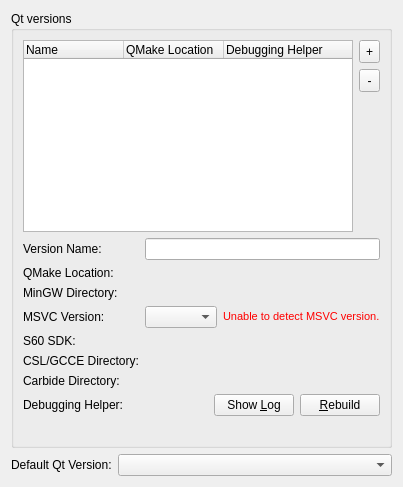
Qt form src/plugins/qt4projectmanager/qtversionmanager.ui (qt-creator/qt-creator) before a commit.
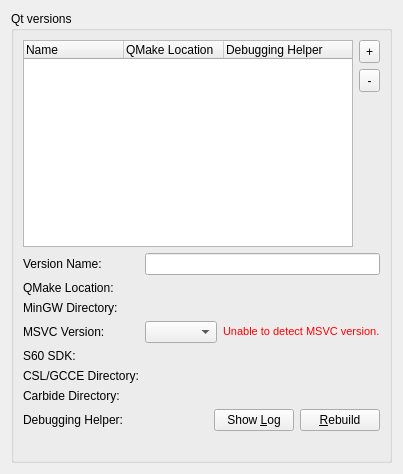
The same form after that commit. Custom widgets are drawn as their Qt base class.

```diff
--- a/src/plugins/qt4projectmanager/qtversionmanager.ui
+++ b/src/plugins/qt4projectmanager/qtversionmanager.ui
@@ -2,6 +2,14 @@
 <ui version="4.0">
  <class>Qt4ProjectManager::Internal::QtVersionManager</class>
  <widget class="QWidget" name="Qt4ProjectManager::Internal::QtVersionManager">
+  <property name="geometry">
+   <rect>
+    <x>0</x>
+    <y>0</y>
+    <width>375</width>
+    <height>474</height>
+   </rect>
+  </property>
   <layout class="QVBoxLayout" name="verticalLayout">
    <item>
     <widget class="QGroupBox" name="versionListGroupBox">
@@ -237,27 +245,6 @@
      </layout>
     </widget>
    </item>
-   <item>
-    <layout class="QFormLayout" name="defaultFormLayout">
-     <item row="0" column="0">
-      <widget class="QLabel" name="defaultLabel">
-       <property name="text">
-        <string>Default Qt Version:</string>
-       </property>
-      </widget>
-     </item>
-     <item row="0" column="1">
-      <widget class="QComboBox" name="defaultCombo">
-       <property name="sizePolicy">
-        <sizepolicy hsizetype="MinimumExpanding" vsizetype="Fixed">
-         <horstretch>0</horstretch>
-         <verstretch>0</verstretch>
-        </sizepolicy>
-       </property>
-      </widget>
-     </item>
-    </layout>
-   </item>
   </layout>
  </widget>
  <customwidgets>
```
Left out of the diff: 11 changed lines with no effect on the pictures.
